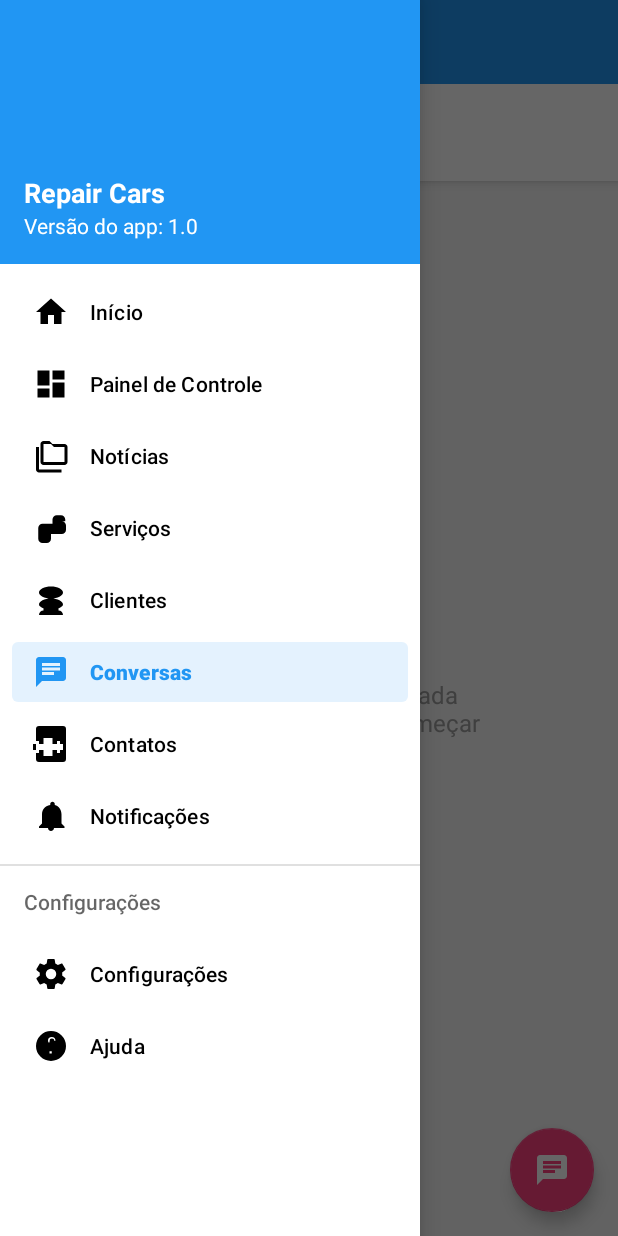
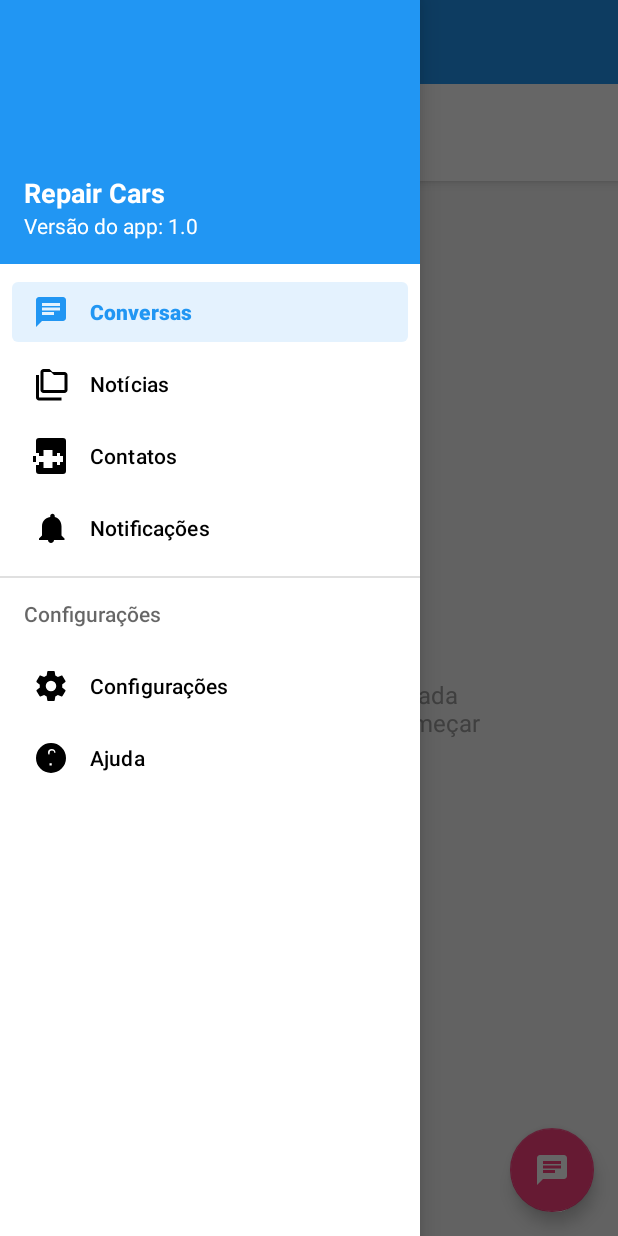
Before and after one commit to WindroseFS/RepairCars, an Android app: the screen it shows after launch (MainActivity), in the side drawer, after a tap on "Notícias", on a phone screen of 412 x 824 dp. Run offline under Robolectric (Android 15) with nearby library versions, the phone set to English and light mode, and no system bars; our stand-ins replace navigation-ui.

Commit message:
2025/11/06 commit 1

```diff
--- a/app/src/main/java/com/thorapps/repaircars/MainActivity.kt
+++ b/app/src/main/java/com/thorapps/repaircars/MainActivity.kt
@@ -36,12 +36,9 @@ class MainActivity : AppCompatActivity() {
         // Configurar TODOS os destinos de nível superior para o Drawer
         appBarConfiguration = AppBarConfiguration(
             setOf(
-                R.id.nav_home,
-                R.id.nav_dashboard,
-                R.id.nav_news,           // Adicionado
-                R.id.nav_services,
-                R.id.nav_customers,
-                R.id.nav_chats,          // Adicionado
+
+                R.id.nav_chats,
+                R.id.nav_news,
                 R.id.nav_contacts,
                 R.id.nav_notifications,
                 R.id.nav_settings,
--- a/app/src/main/res/menu/activity_main_drawer.xml
+++ b/app/src/main/res/menu/activity_main_drawer.xml
@@ -3,29 +3,13 @@
 
     <group android:checkableBehavior="single">
         <item
-            android:id="@+id/nav_home"
-            android:icon="@drawable/ic_home"
-            android:title="@string/title_home" />
-        <item
-            android:id="@+id/nav_dashboard"
-            android:icon="@drawable/ic_dashboard"
-            android:title="@string/title_dashboard" />
+            android:id="@+id/nav_chats"
+            android:icon="@drawable/ic_chats"
+            android:title="@string/title_chats" />
         <item
             android:id="@+id/nav_news"
             android:icon="@drawable/ic_news"
             android:title="@string/title_news" />
-        <item
-            android:id="@+id/nav_services"
-            android:icon="@drawable/ic_services"
-            android:title="@string/title_services" />
-        <item
-            android:id="@+id/nav_customers"
-            android:icon="@drawable/ic_customers"
-            android:title="@string/title_customers" />
-        <item
-            android:id="@+id/nav_chats"
-            android:icon="@drawable/ic_chats"
-            android:title="@string/title_chats" />
         <item
             android:id="@+id/nav_contacts"
             android:icon="@drawable/ic_contacts"
--- a/app/src/main/res/navigation/nav_graph.xml
+++ b/app/src/main/res/navigation/nav_graph.xml
@@ -5,7 +5,7 @@
     android:id="@+id/nav_graph"
     app:startDestination="@id/nav_chats">
 
-    <!-- Fragments Principais -->
+    <!-- Fragments Principais (APENAS OS QUE RESTARAM) -->
     <fragment
         android:id="@+id/nav_chats"
         android:name="com.thorapps.repaircars.chats.ChatsFragment"
@@ -19,10 +19,16 @@
         tools:layout="@layout/fragment_contacts" />
 
     <fragment
-        android:id="@+id/nav_profile"
-        android:name="com.thorapps.repaircars.profile.ProfileFragment"
-        android:label="Perfil"
-        tools:layout="@layout/fragment_profile" />
+        android:id="@+id/nav_notifications"
+        android:name="com.thorapps.repaircars.notifications.NotificationsFragment"
+        android:label="Notificações"
+        tools:layout="@layout/fragment_notifications" />
+
+    <fragment
+        android:id="@+id/nav_news"
+        android:name="com.thorapps.repaircars.news.NewsActivity"
+        android:label="Notícias"
+        tools:layout="@layout/activity_news" />
 
     <fragment
         android:id="@+id/nav_settings"
@@ -30,108 +36,18 @@
         android:label="Configurações"
         tools:layout="@layout/fragment_settings" />
 
-    <!-- Activities -->
-    <activity
-        android:id="@+id/nav_new_chat"
-        android:name="com.thorapps.repaircars.NewChatActivity"
-        android:label="Novo Chat" />
+    <fragment
+        android:id="@+id/nav_help"
+        android:name="com.thorapps.repaircars.help.HelpFragment"
+        android:label="Ajuda"
+        tools:layout="@layout/fragment_help" />
 
+    <!-- Activities (se houver) -->
     <activity
         android:id="@+id/nav_chat_activity"
         android:name="com.thorapps.repaircars.ChatActivity"
-        android:label="Chat">
-        <!-- CORREÇÃO: Removido defaultValue para long ou usar 0L -->
-        <argument
-            android:name="CONTACT_ID"
-            app:argType="long" />
-        <argument
-            android:name="CONTACT_NAME"
-            app:argType="string"
-            android:defaultValue="" />
-        <argument
-            android:name="contactPhone"
-            app:argType="string"
-            android:defaultValue="" />
-    </activity>
+        android:label="Chat" />
 
-    <activity
-        android:id="@+id/nav_login"
-        android:name="com.thorapps.repaircars.auth.LoginActivity"
-        android:label="Login" />
-
-    <activity
-        android:id="@+id/nav_register"
-        android:name="com.thorapps.repaircars.auth.RegisterActivity"
-        android:label="Cadastro" />
-
-    <!-- Ações de Navegação entre Fragments -->
-    <action
-        android:id="@+id/action_chats_to_contacts"
-        app:destination="@id/nav_contacts" />
-
-    <action
-        android:id="@+id/action_chats_to_chat_activity"
-        app:destination="@id/nav_chat_activity" />
-
-    <action
-        android:id="@+id/action_contacts_to_new_chat"
-        app:destination="@id/nav_new_chat" />
-
-    <action
-        android:id="@+id/action_contacts_to_chat_activity"
-        app:destination="@id/nav_chat_activity" />
-
-    <action
-        android:id="@+id/action_profile_to_settings"
-        app:destination="@id/nav_settings" />
-
-    <!-- Ações de Navegação para Activities -->
-    <action
-        android:id="@+id/action_global_to_login"
-        app:destination="@id/nav_login"
-        app:popUpTo="@id/nav_chats"
-        app:popUpToInclusive="true" />
-
-    <action
-        android:id="@+id/action_global_to_register"
-        app:destination="@id/nav_register" />
-
-    <action
-        android:id="@+id/action_global_to_chat_activity"
-        app:destination="@id/nav_chat_activity" />
-
-    <!-- Deep Links (se necessário) -->
-    <deepLink
-        android:id="@+id/deepLink_chat"
-        app:uri="repaircars://chat/{chatId}" />
-
-    <!-- Argumentos para passagem de dados -->
-    <fragment
-        android:id="@+id/nav_profile"
-        android:name="com.thorapps.repaircars.profile.ProfileFragment"
-        android:label="Perfil">
-        <argument
-            android:name="userId"
-            app:argType="string"
-            android:defaultValue="" />
-    </fragment>
-
-    <!-- Navegação Aninhada (se usar bottom navigation ou drawer) -->
-    <navigation
-        android:id="@+id/nested_main_nav"
-        app:startDestination="@id/nav_chats">
-        <fragment
-            android:id="@+id/nav_chats"
-            android:name="com.thorapps.repaircars.chats.ChatsFragment"
-            android:label="Conversas" />
-        <fragment
-            android:id="@+id/nav_contacts"
-            android:name="com.thorapps.repaircars.contacts.ContactsFragment"
-            android:label="Contatos" />
-        <fragment
-            android:id="@+id/nav_profile"
-            android:name="com.thorapps.repaircars.profile.ProfileFragment"
-            android:label="Perfil" />
-    </navigation>
+    <!-- Resto do navigation graph... -->
 
 </navigation>
```
Also changed, not shown: app/src/main/AndroidManifest.xml (+8 -2 lines), app/src/main/java/com/thorapps/repaircars/news/News.kt (added, +7 -0 lines), app/src/main/java/com/thorapps/repaircars/news/NewsActivity.kt (renamed from app/src/main/java/com/thorapps/repaircars/NewsActivity.kt, +38 -10 lines), app/src/main/java/com/thorapps/repaircars/news/NewsAdapter.kt (renamed from app/src/main/java/com/thorapps/repaircars/NewsAdapter.kt, +12 -5 lines), app/src/main/res/layout/activity_news.xml (+28 -3 lines), app/src/main/res/layout/item_news.xml (+14 -13 lines).
